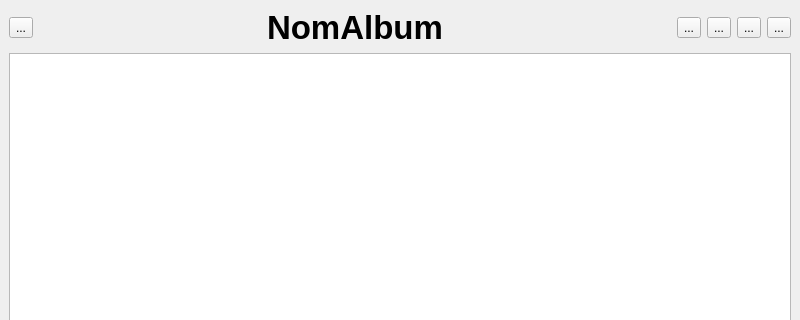
Qt form explorerablumimages.ui (GLTron3000/IHM_Photos) before a commit; both pictures show x 0 to 800 and y 0 to 320 of the 800 by 600 pixel window.
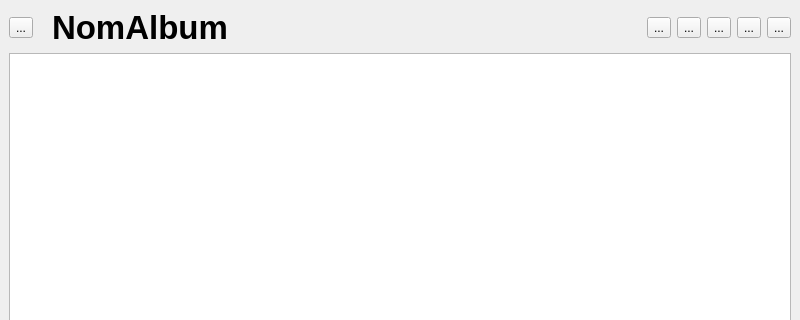
The same form after that commit. Icons and pictures are not drawn.

Diff of the .ui file:
```diff
--- a/explorerablumimages.ui
+++ b/explorerablumimages.ui
@@ -28,19 +28,6 @@
             </property>
            </widget>
           </item>
-          <item>
-           <spacer name="horizontalSpacer">
-            <property name="orientation">
-             <enum>Qt::Horizontal</enum>
-            </property>
-            <property name="sizeHint" stdset="0">
-             <size>
-              <width>40</width>
-              <height>20</height>
-             </size>
-            </property>
-           </spacer>
-          </item>
           <item>
            <widget class="QLabel" name="labelTitre">
             <property name="sizePolicy">
@@ -80,6 +67,13 @@
             </property>
            </spacer>
           </item>
+          <item>
+           <widget class="QToolButton" name="toolButtonSlide">
+            <property name="text">
+             <string>...</string>
+            </property>
+           </widget>
+          </item>
           <item>
            <widget class="QToolButton" name="toolButtonReorder">
             <property name="text">
```
Left out of the diff: 23 changed lines with no effect on the pictures.
